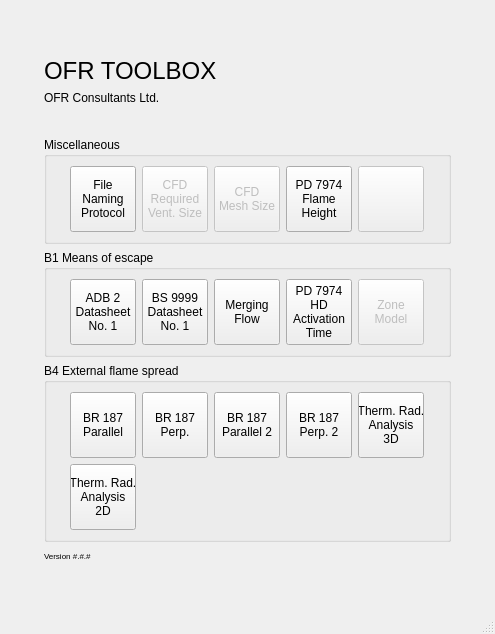
Before: the Qt Designer form fsetoolsGUI/gui/layout/ui/main.ui in fuyans/fsetoolsGUI, drawn with Qt 5.
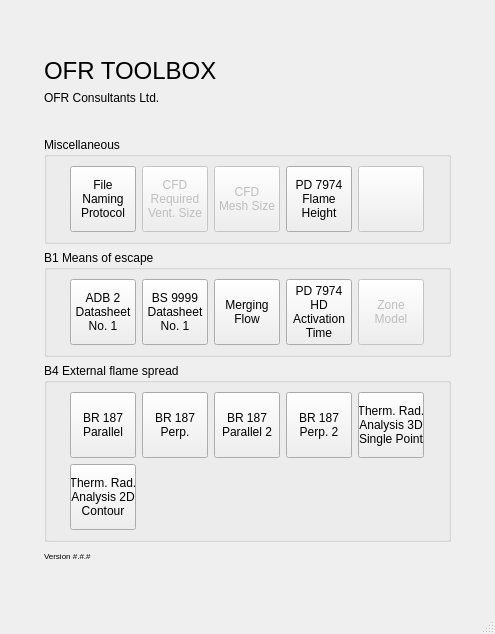
After: the same form once the commit is applied. Icons and pictures are not drawn.

What changed in the file:
```diff
--- a/fsetoolsGUI/gui/layout/ui/main.ui
+++ b/fsetoolsGUI/gui/layout/ui/main.ui
@@ -443,8 +443,8 @@
              </property>
              <property name="text">
               <string>Therm. Rad.
-Analysis
-3D</string>
+Analysis 3D
+Single Point</string>
              </property>
             </widget>
            </item>
@@ -577,8 +577,8 @@
              </property>
              <property name="text">
               <string>Therm. Rad.
-Analysis
-2D</string>
+Analysis 2D
+Contour</string>
              </property>
             </widget>
            </item>
```
